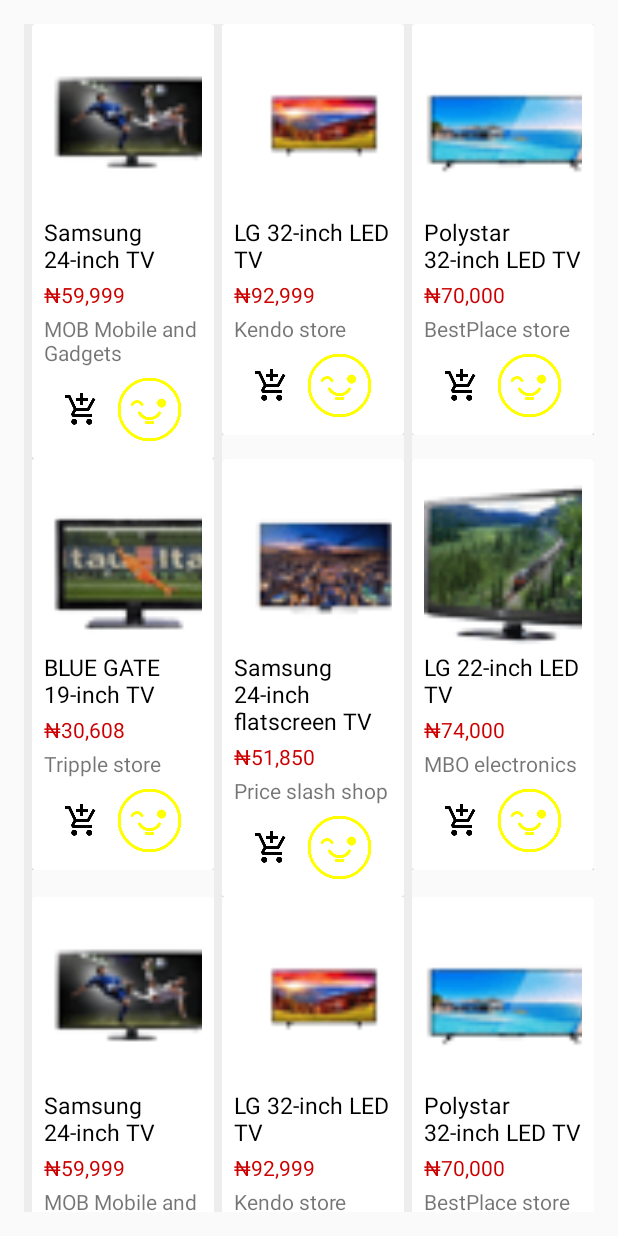
After one commit to AndroidTecknowlogy/Negotiator, an Android app: the ProductListFragment screen opened directly, with no data from a screen before it, on a phone screen of 412 x 824 dp. The commit adds this screen. Run offline under Robolectric (Android 15) with nearby library versions, the phone set to English and light mode, and no system bars.

Commit message:
refactored productActivity functionality into fragment: ProductListFragment.

```diff
--- a/app/src/main/AndroidManifest.xml
+++ b/app/src/main/AndroidManifest.xml
@@ -19,6 +19,10 @@
             </intent-filter>
 
         </activity>
+
+        <activity android:name=".activity.ProductActivity"
+                  android:label="@string/app_name"/>
+
     </application>
 
 </manifest>
--- a/app/src/main/java/com/kongahack/negotiator/activity/ProductActivity.java
+++ b/app/src/main/java/com/kongahack/negotiator/activity/ProductActivity.java
@@ -1,15 +1,14 @@
 package com.kongahack.negotiator.activity;
 
 import android.content.pm.ActivityInfo;
+import android.graphics.drawable.Drawable;
 import android.os.Bundle;
-import android.graphics.drawable.Drawable;
 import android.support.annotation.Nullable;
 import android.support.v7.app.AppCompatActivity;
-import android.support.v7.widget.RecyclerView;
 
 import com.kongahack.negotiator.GlobalVariables;
 import com.kongahack.negotiator.R;
-import com.kongahack.negotiator.adapter.ProductAdapter;
+import com.kongahack.negotiator.fragment.ProductListFragment;
 import com.kongahack.negotiator.model.ProductItem;
 
 import java.util.ArrayList;
@@ -19,7 +18,7 @@ import java.util.ArrayList;
  */
 
 public class ProductActivity extends AppCompatActivity {
-    private RecyclerView productRecycler;
+
     private static String [] productNames;
 
     private static String [] sellerNames;
@@ -27,12 +26,12 @@ public class ProductActivity extends AppCompatActivity {
     private static String[] productPrice;
 
     private static ArrayList<Drawable> productImages;
-    private ProductAdapter productAdapter;
+
     @Override
     protected void onCreate(@Nullable Bundle savedInstanceState) {
         super.onCreate(savedInstanceState);
         setRequestedOrientation(ActivityInfo.SCREEN_ORIENTATION_PORTRAIT);
-        setContentView(R.layout.activity_products);
+        setContentView(R.layout.activity_main);
         productPrice=getResources().getStringArray(R.array.prices);
         productNames=getResources().getStringArray(R.array.product_name);
         sellerNames=getResources().getStringArray(R.array.seller_name);
@@ -47,7 +46,7 @@ public class ProductActivity extends AppCompatActivity {
         productImages.add(getResources().getDrawable(R.drawable.m5));
 
 
-        productRecycler=(RecyclerView)findViewById(R.id.product_recycler);
+
 
 
         // add dummy productItems to the global ProductItemList;
@@ -63,10 +62,13 @@ public class ProductActivity extends AppCompatActivity {
             app.addProductItem(item);
         }
 
-        productAdapter=new ProductAdapter(this,app.getMyProducts());
-        productRecycler.setAdapter(productAdapter);
+        getSupportFragmentManager().beginTransaction().replace(R.id.container_main,new ProductListFragment())
+                .commit();
 
+    }
 
+    public void openChatFragment(ProductItem item)
+    {
 
     }
 }
--- /dev/null
+++ b/app/src/main/java/com/kongahack/negotiator/fragment/ProductListFragment.java
@@ -0,0 +1,44 @@
+package com.kongahack.negotiator.fragment;
+
+import android.os.Bundle;
+import android.support.annotation.Nullable;
+import android.support.v4.app.Fragment;
+import android.support.v7.widget.RecyclerView;
+import android.view.LayoutInflater;
+import android.view.View;
+import android.view.ViewGroup;
+
+import com.kongahack.negotiator.GlobalVariables;
+import com.kongahack.negotiator.R;
+import com.kongahack.negotiator.adapter.ProductAdapter;
+
+/**
+ * Created by nezspencer on 10/29/16.
+ */
+
+public class ProductListFragment extends Fragment {
+
+    private RecyclerView productRecycler;
+    private ProductAdapter productAdapter;
+    private GlobalVariables app;
+
+
+    @Nullable
+    @Override
+    public View onCreateView(LayoutInflater inflater, @Nullable ViewGroup container, @Nullable Bundle savedInstanceState) {
+        View view = inflater.inflate(R.layout.activity_products,container,false);
+
+        productRecycler=(RecyclerView)view.findViewById(R.id.product_recycler);
+        app=GlobalVariables.appInstance;
+        productAdapter=new ProductAdapter(getActivity(),app.getMyProducts());
+        productRecycler.setAdapter(productAdapter);
+
+        return view;
+    }
+
+    @Override
+    public void onResume() {
+        super.onResume();
+        productAdapter.notifyDataSetChanged();
+    }
+}
--- a/app/src/main/res/layout/activity_main.xml
+++ b/app/src/main/res/layout/activity_main.xml
@@ -1,6 +1,6 @@
 <?xml version="1.0" encoding="utf-8"?>
-<RelativeLayout
-        android:id="@+id/activity_main"
+<FrameLayout
+        android:id="@+id/container_main"
         xmlns:android="http://schemas.android.com/apk/res/android"
         xmlns:tools="http://schemas.android.com/tools"
         android:layout_width="match_parent"
@@ -8,11 +8,4 @@
         android:paddingBottom="@dimen/activity_vertical_margin"
         android:paddingLeft="@dimen/activity_horizontal_margin"
         android:paddingRight="@dimen/activity_horizontal_margin"
-        android:paddingTop="@dimen/activity_vertical_margin"
-        tools:context="com.kongahack.negotiator.activity.MainActivity">
-
-    <TextView
-            android:layout_width="wrap_content"
-            android:layout_height="wrap_content"
-            android:text="Hello World!"/>
-</RelativeLayout>
+        android:paddingTop="@dimen/activity_vertical_margin"/>
```
